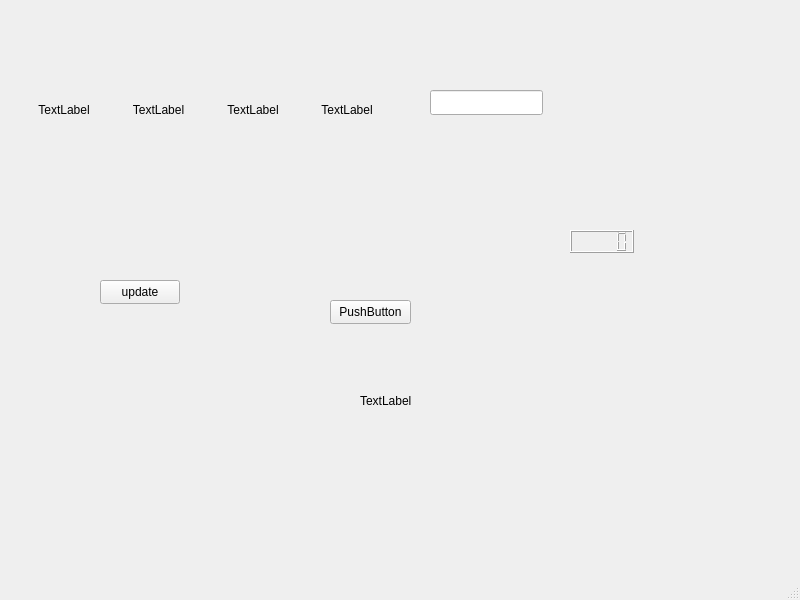
Above: learning_fun/learning_fun.ui from been2221/Lerning_fan-192 before the change. Below: the same form after it.
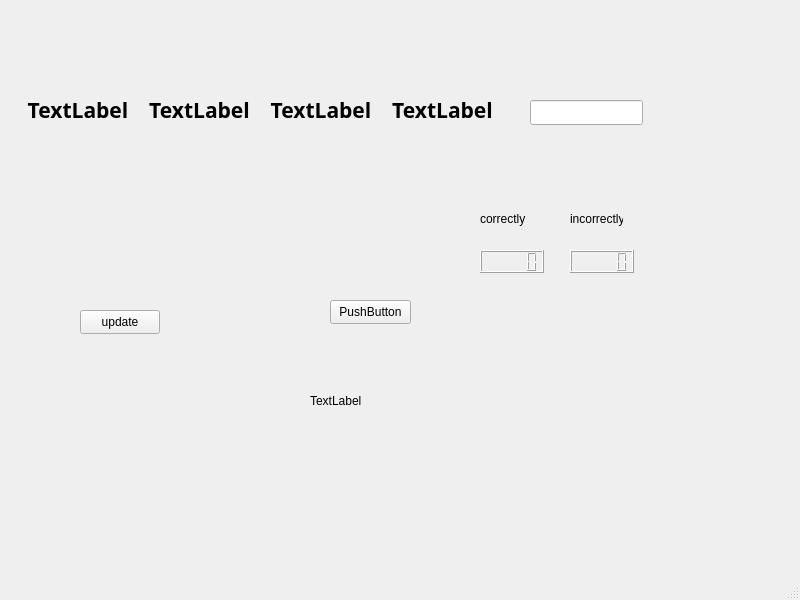
That is the form after the change.

```diff
--- a/learning_fun/learning_fun.ui
+++ b/learning_fun/learning_fun.ui
@@ -19,13 +19,21 @@
      <rect>
       <x>20</x>
       <y>40</y>
-      <width>371</width>
+      <width>480</width>
       <height>141</height>
      </rect>
     </property>
     <layout class="QHBoxLayout" name="horizontalLayout">
      <item>
       <widget class="QLabel" name="first_argument">
+       <property name="font">
+        <font>
+         <family>Droid Sans</family>
+         <pointsize>16</pointsize>
+         <weight>75</weight>
+         <bold>true</bold>
+        </font>
+       </property>
        <property name="text">
         <string>&lt;html&gt;&lt;head/&gt;&lt;body&gt;&lt;p align=&quot;center&quot;&gt;TextLabel&lt;/p&gt;&lt;/body&gt;&lt;/html&gt;</string>
        </property>
@@ -33,6 +41,14 @@
      </item>
      <item>
       <widget class="QLabel" name="act">
+       <property name="font">
+        <font>
+         <family>Droid Sans</family>
+         <pointsize>16</pointsize>
+         <weight>75</weight>
+         <bold>true</bold>
+        </font>
+       </property>
        <property name="text">
         <string>&lt;html&gt;&lt;head/&gt;&lt;body&gt;&lt;p align=&quot;center&quot;&gt;TextLabel&lt;/p&gt;&lt;/body&gt;&lt;/html&gt;</string>
        </property>
@@ -40,6 +56,14 @@
      </item>
      <item>
       <widget class="QLabel" name="second_argument">
+       <property name="font">
+        <font>
+         <family>Droid Sans</family>
+         <pointsize>16</pointsize>
+         <weight>75</weight>
+         <bold>true</bold>
+        </font>
+       </property>
        <property name="text">
         <string>&lt;html&gt;&lt;head/&gt;&lt;body&gt;&lt;p align=&quot;center&quot;&gt;TextLabel&lt;/p&gt;&lt;/body&gt;&lt;/html&gt;</string>
        </property>
@@ -47,6 +71,14 @@
      </item>
      <item>
       <widget class="QLabel" name="equally">
+       <property name="font">
+        <font>
+         <family>Droid Sans</family>
+         <pointsize>16</pointsize>
+         <weight>75</weight>
+         <bold>true</bold>
+        </font>
+       </property>
        <property name="text">
         <string>&lt;html&gt;&lt;head/&gt;&lt;body&gt;&lt;p align=&quot;center&quot;&gt;TextLabel&lt;/p&gt;&lt;/body&gt;&lt;/html&gt;</string>
        </property>
@@ -57,8 +89,8 @@
    <widget class="QPushButton" name="update_butt">
     <property name="geometry">
      <rect>
-      <x>100</x>
-      <y>280</y>
+      <x>80</x>
+      <y>310</y>
       <width>80</width>
       <height>24</height>
      </rect>
@@ -83,18 +115,25 @@
    <widget class="QLineEdit" name="lineEdit">
     <property name="geometry">
      <rect>
-      <x>430</x>
-      <y>90</y>
+      <x>530</x>
+      <y>100</y>
       <width>113</width>
       <height>25</height>
      </rect>
     </property>
+    <property name="font">
+     <font>
+      <family>Arial Black</family>
+      <weight>75</weight>
+      <bold>true</bold>
+     </font>
+    </property>
    </widget>
    <widget class="QLCDNumber" name="lcdNumber">
     <property name="geometry">
      <rect>
-      <x>570</x>
-      <y>230</y>
+      <x>480</x>
+      <y>250</y>
       <width>64</width>
       <height>23</height>
      </rect>
@@ -109,7 +148,7 @@
    <widget class="QLabel" name="label">
     <property name="geometry">
      <rect>
-      <x>360</x>
+      <x>310</x>
       <y>380</y>
       <width>191</width>
       <height>41</height>
@@ -119,6 +158,42 @@
      <string>TextLabel</string>
     </property>
    </widget>
+   <widget class="QLCDNumber" name="lcdNumber_2">
+    <property name="geometry">
+     <rect>
+      <x>570</x>
+      <y>250</y>
+      <width>64</width>
+      <height>23</height>
+     </rect>
+    </property>
+   </widget>
+   <widget class="QLabel" name="label_2">
+    <property name="geometry">
+     <rect>
+      <x>480</x>
+      <y>210</y>
+      <width>53</width>
+      <height>17</height>
+     </rect>
+    </property>
+    <property name="text">
+     <string>correctly</string>
+    </property>
+   </widget>
+   <widget class="QLabel" name="label_3">
+    <property name="geometry">
+     <rect>
+      <x>570</x>
+      <y>210</y>
+      <width>53</width>
+      <height>17</height>
+     </rect>
+    </property>
+    <property name="text">
+     <string>incorrectly</string>
+    </property>
+   </widget>
   </widget>
   <widget class="QMenuBar" name="menubar">
    <property name="geometry">
```
